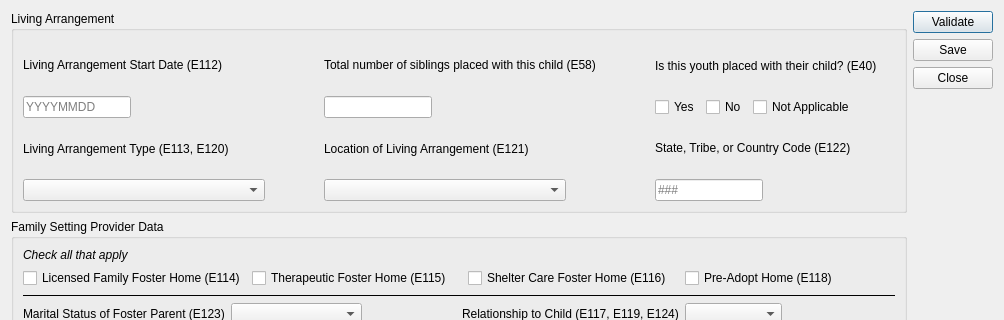
Old version of the form ui/ui_living_arrangement.ui in the repository zstamper/AFCARS-AXE; both pictures show x 0 to 1004 and y 0 to 320 of the 1004 by 751 pixel window.
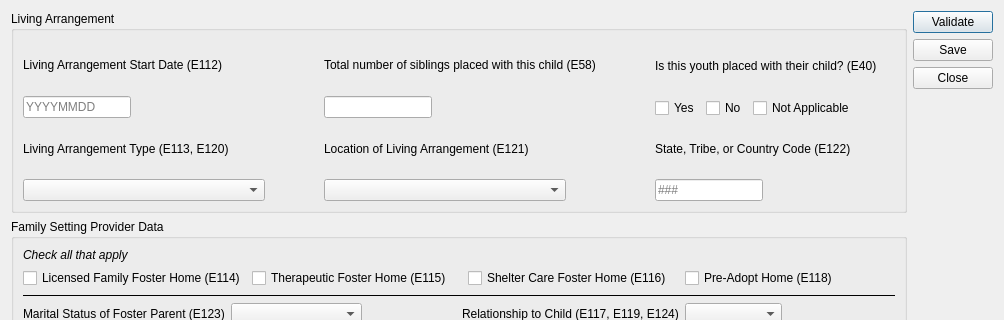
New version of the form.

What changed in the file:
```diff
--- a/ui/ui_living_arrangement.ui
+++ b/ui/ui_living_arrangement.ui
@@ -35,9 +35,11 @@
        <property name="title">
         <string>Living Arrangement</string>
        </property>
-       <layout class="QHBoxLayout" name="horizontalLayout_4">
+       <layout class="QHBoxLayout" name="horizontalLayout_2">
         <item>
-         <layout class="QVBoxLayout" name="verticalLayout_7">
+         <layout class="QVBoxLayout" name="verticalLayout_5">
+          <item>
+           <layout class="QVBoxLayout" name="verticalLayout_3">
           <item>
            <widget class="QLabel" name="label_5">
             <property name="text">
@@ -64,6 +66,10 @@
             </property>
            </widget>
           </item>
+           </layout>
+          </item>
+          <item>
+           <layout class="QVBoxLayout" name="verticalLayout_4">
           <item>
            <widget class="QLabel" name="label_8">
             <property name="text">
@@ -164,6 +170,8 @@
           </item>
          </layout>
         </item>
+         </layout>
+        </item>
         <item>
          <spacer name="horizontalSpacer_12">
           <property name="orientation">
@@ -171,14 +179,16 @@
           </property>
           <property name="sizeHint" stdset="0">
            <size>
-            <width>40</width>
-            <height>20</height>
+            <width>37</width>
+            <height>17</height>
            </size>
           </property>
          </spacer>
         </item>
         <item>
-         <layout class="QVBoxLayout" name="verticalLayout_8">
+         <layout class="QVBoxLayout" name="verticalLayout_17">
+          <item>
+           <layout class="QVBoxLayout" name="verticalLayout_7">
           <item>
            <widget class="QLabel" name="label_6">
             <property name="text">
@@ -202,6 +212,10 @@
             </property>
            </widget>
           </item>
+           </layout>
+          </item>
+          <item>
+           <layout class="QVBoxLayout" name="verticalLayout_8">
           <item>
            <widget class="QLabel" name="label_9">
             <property name="text">
@@ -244,6 +258,8 @@
           </item>
          </layout>
         </item>
+         </layout>
+        </item>
         <item>
          <spacer name="horizontalSpacer_13">
           <property name="orientation">
@@ -251,12 +267,14 @@
           </property>
           <property name="sizeHint" stdset="0">
            <size>
-            <width>40</width>
-            <height>20</height>
+            <width>37</width>
+            <height>17</height>
            </size>
           </property>
          </spacer>
         </item>
+        <item>
+         <layout class="QVBoxLayout" name="verticalLayout_19">
         <item>
          <layout class="QVBoxLayout" name="verticalLayout_6">
           <item>
@@ -331,6 +349,10 @@
             </item>
            </layout>
           </item>
+           </layout>
+          </item>
+          <item>
+           <layout class="QVBoxLayout" name="verticalLayout_18">
           <item>
            <widget class="QLabel" name="label_10">
             <property name="text">
@@ -360,6 +382,8 @@
          </layout>
         </item>
        </layout>
+        </item>
+       </layout>
       </widget>
      </item>
      <item>
```
Left out of the diff: 50 changed lines with no effect on the pictures. Lines whose indentation alone changed are shown as unchanged.
